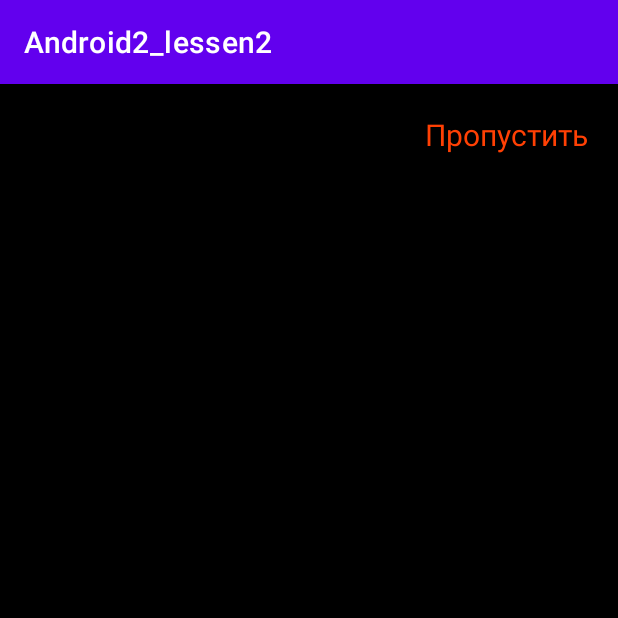
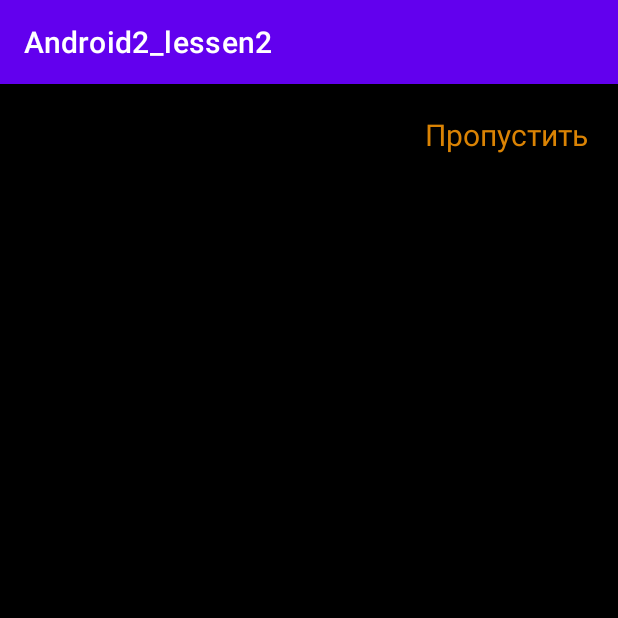
Before and after one commit to JafarKasimov/Android2_lessen2, an Android app: the screen it shows after launch (MainActivity), on a phone screen of 412 x 824 dp, the top half of it. Run offline under Robolectric (Android 15) with nearby library versions, the phone set to English and light mode, and no system bars; plain views replace DotsIndicator; 1 statement that could not run was skipped.

Commit message:
изменил дезаин

```diff
--- a/app/src/main/res/layout/fragment_on_board.xml
+++ b/app/src/main/res/layout/fragment_on_board.xml
@@ -18,7 +18,7 @@
         android:layout_width="wrap_content"
         android:layout_height="wrap_content"
         android:text="@string/Пропустить"
-        android:textColor="#FF4004"
+        android:textColor="#DA8304"
         android:layout_marginEnd="20dp"
         app:layout_constraintTop_toTopOf="parent"
         android:layout_marginTop="20dp"
@@ -32,8 +32,9 @@
         android:layout_height="wrap_content"
         android:backgroundTint="@color/black"
         android:text="@string/Начать_работу"
+        android:textSize="20sp"
         android:textAllCaps="false"
-        android:textColor="@color/white"
+        android:textColor="#737171"
         android:visibility="gone"
         app:layout_constraintBottom_toTopOf="@+id/dots_indicator"
         app:layout_constraintEnd_toEndOf="parent"
@@ -56,7 +57,7 @@
         app:layout_constraintEnd_toEndOf="parent"
         app:layout_constraintStart_toStartOf="parent"
         app:progressMode="false"
-        app:selectedDotColor="#FF5722"
+        app:selectedDotColor="#FF9800"
         tools:ignore="MissingConstraints" />
 
 </androidx.constraintlayout.widget.ConstraintLayout>
```
